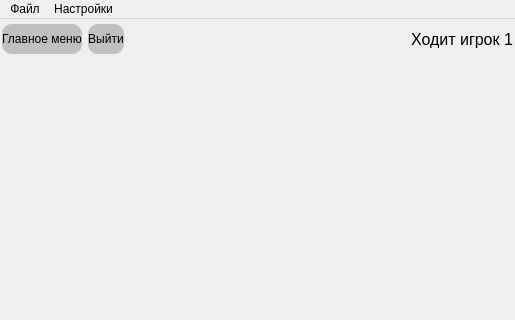
The window that main_form.ui (zarnii/dot-game) describes before a commit, drawn with Qt 5; both pictures show x 0 to 515 and y 0 to 320 of the 515 by 538 pixel window.
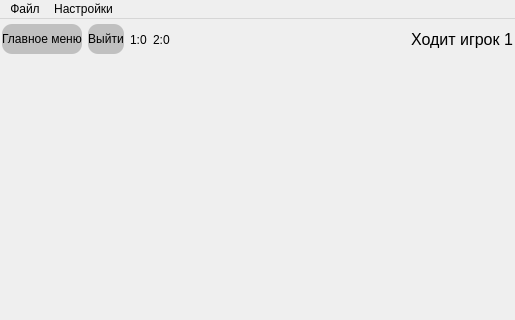
The same window after the commit.

```diff
--- a/main_form.ui
+++ b/main_form.ui
@@ -69,6 +69,20 @@
        </property>
       </widget>
      </item>
+     <item>
+      <widget class="QLabel" name="firstScoreLabel">
+       <property name="text">
+        <string>1:0</string>
+       </property>
+      </widget>
+     </item>
+     <item>
+      <widget class="QLabel" name="secondScoreLabel">
+       <property name="text">
+        <string>2:0</string>
+       </property>
+      </widget>
+     </item>
      <item>
       <spacer name="horizontalSpacer">
        <property name="orientation">
```
